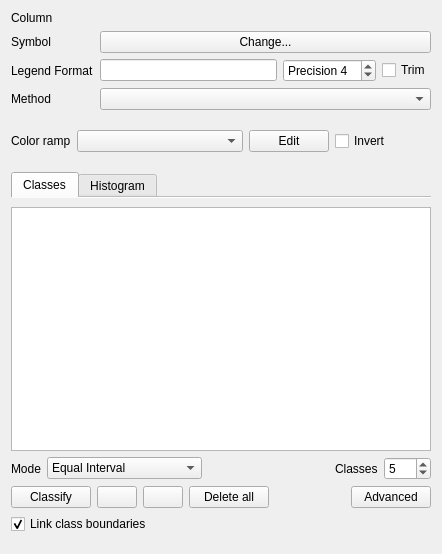
The window that src/ui/qgsgraduatedsymbolrendererv2widget.ui (qgis/QGIS) describes before a commit, drawn with Qt 5.
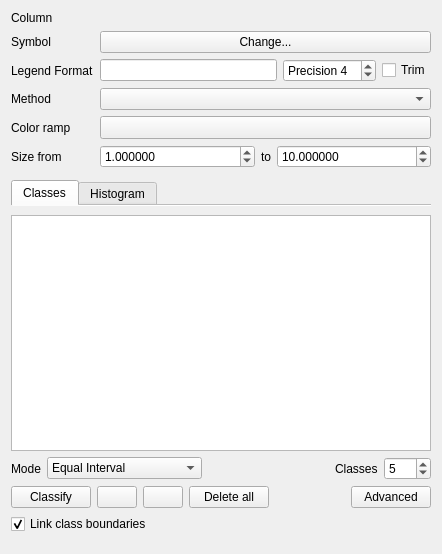
The same window after the commit. Icons and pictures are not drawn. Custom widgets are drawn as their Qt base class.

Commit message: [symbology] migrate graduated renderer color ramp widget

Patch:
```diff
--- a/src/ui/qgsgraduatedsymbolrendererv2widget.ui
+++ b/src/ui/qgsgraduatedsymbolrendererv2widget.ui
@@ -148,76 +148,53 @@
      </property>
     </widget>
    </item>
-   <item row="4" column="0" colspan="2">
-    <widget class="QStackedWidget" name="mMethodStackedWidget">
+       
+       <item row="4" column="0">
+        <widget class="QLabel" name="lblColorRamp">
+         <property name="text">
+          <string>Color ramp</string>
+         </property>
+         <property name="buddy">
+          <cstring>btnColorRamp</cstring>
+         </property>
+        </widget>
+       </item>
+       <item row="4" column="1">
+        <widget class="QgsColorRampButton" name="btnColorRamp">
      <property name="sizePolicy">
-      <sizepolicy hsizetype="Preferred" vsizetype="Minimum">
+          <sizepolicy hsizetype="Expanding" vsizetype="Fixed">
        <horstretch>0</horstretch>
        <verstretch>0</verstretch>
       </sizepolicy>
      </property>
+         <property name="minimumSize">
+          <size>
+           <width>120</width>
+           <height>0</height>
+          </size>
+         </property>
      <property name="maximumSize">
       <size>
        <width>16777215</width>
-       <height>50</height>
-      </size>
-     </property>
-     <property name="currentIndex">
-      <number>0</number>
-     </property>
-     <widget class="QWidget" name="page">
-      <layout class="QHBoxLayout" name="horizontalLayout_2" stretch="0,1,0,0,0">
-       <property name="margin">
-        <number>0</number>
-       </property>
-       <item>
-        <widget class="QLabel" name="label_7">
+           <height>16777215</height>
+          </size>
+         </property>
+        </widget>
+       </item>
+       
+       <item row="5" column="0">
+        <widget class="QLabel" name="lblSize">
          <property name="text">
-          <string>Color ramp</string>
+          <string>Size from </string>
          </property>
          <property name="buddy">
           <cstring>cboGraduatedColorRamp</cstring>
          </property>
         </widget>
        </item>
+       <item row="5" column="1">
+        <layout class="QHBoxLayout" name="layoutSize">
        <item>
-        <widget class="QgsColorRampComboBox" name="cboGraduatedColorRamp"/>
-       </item>
-       <item>
-        <widget class="QPushButton" name="mButtonEditRamp">
-         <property name="text">
-          <string>Edit</string>
-         </property>
-        </widget>
-       </item>
-       <item>
-        <widget class="QCheckBox" name="cbxInvertedColorRamp">
-         <property name="text">
-          <string>Invert</string>
-         </property>
-        </widget>
-       </item>
-       <item>
-        <spacer name="horizontalSpacer">
-         <property name="orientation">
-          <enum>Qt::Horizontal</enum>
-         </property>
-         <property name="sizeHint" stdset="0">
-          <size>
-           <width>40</width>
-           <height>20</height>
-          </size>
-         </property>
-        </spacer>
-       </item>
-      </layout>
-     </widget>
-     <widget class="QWidget" name="page_2">
-      <layout class="QGridLayout" name="gridLayout_2">
-       <property name="margin">
-        <number>0</number>
-       </property>
-       <item row="0" column="2">
         <widget class="QgsDoubleSpinBox" name="minSizeSpinBox">
          <property name="decimals">
           <number>6</number>
@@ -235,38 +212,9 @@
           <bool>false</bool>
          </property>
         </widget>
-       </item>
-       <item row="0" column="1">
-        <widget class="QLabel" name="label_10">
-         <property name="text">
-          <string>Size from </string>
-         </property>
-         <property name="buddy">
-          <cstring>cboGraduatedColorRamp</cstring>
-         </property>
-        </widget>
-       </item>
-       <item row="1" column="2">
-        <widget class="QgsDoubleSpinBox" name="maxSizeSpinBox">
-         <property name="decimals">
-          <number>6</number>
-         </property>
-         <property name="maximum">
-          <double>999999999.000000000000000</double>
-         </property>
-         <property name="singleStep">
-          <double>0.200000000000000</double>
-         </property>
-         <property name="value">
-          <double>10.000000000000000</double>
-         </property>
-         <property name="showClearButton" stdset="0">
-          <bool>false</bool>
-         </property>
-        </widget>
-       </item>
-       <item row="1" column="1">
-        <widget class="QLabel" name="label_2">
+         </item> 
+         <item>
+          <widget class="QLabel" name="lblSizeTo">
          <property name="sizePolicy">
           <sizepolicy hsizetype="Maximum" vsizetype="Preferred">
            <horstretch>0</horstretch>
@@ -277,8 +225,29 @@
           <string>to</string>
          </property>
         </widget>
-       </item>
-       <item row="0" column="5">
+         </item>  
+         <item>
+          <widget class="QgsDoubleSpinBox" name="maxSizeSpinBox">
+           <property name="decimals">
+            <number>6</number>
+           </property>
+           <property name="maximum">
+            <double>999999999.000000000000000</double>
+           </property>
+           <property name="singleStep">
+            <double>0.200000000000000</double>
+           </property>
+           <property name="value">
+            <double>10.000000000000000</double>
+           </property>
+           <property name="showClearButton" stdset="0">
+            <bool>false</bool>
+           </property>
+          </widget>
+         </item>
+        </layout>
+       </item>
+       <item row="6" column="1">
         <widget class="QgsUnitSelectionWidget" name="mSizeUnitWidget" native="true">
          <property name="minimumSize">
           <size>
@@ -291,11 +260,9 @@
          </property>
         </widget>
        </item>
-      </layout>
-     </widget>
-    </widget>
-   </item>
-   <item row="5" column="0" colspan="2">
+       
+       
+   <item row="7" column="0" colspan="2">
     <widget class="QTabWidget" name="tabWidget">
      <property name="currentIndex">
       <number>0</number>
@@ -522,9 +489,10 @@
    <container>1</container>
   </customwidget>
   <customwidget>
-   <class>QgsColorRampComboBox</class>
-   <extends>QComboBox</extends>
-   <header>qgscolorrampcombobox.h</header>
+   <class>QgsColorRampButton</class>
+   <extends>QToolButton</extends>
+   <header>qgscolorrampbutton.h</header>
+   <container>1</container>
   </customwidget>
   <customwidget>
    <class>QgsDoubleSpinBox</class>
```
Left out of the diff: 6 changed lines with no effect on the pictures. Lines whose indentation alone changed are shown as unchanged. The commit also changes 8 other files.
